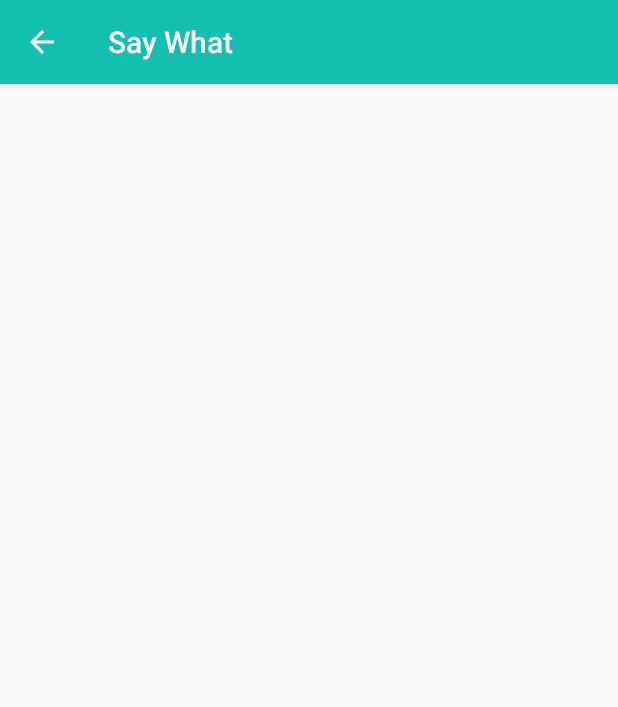
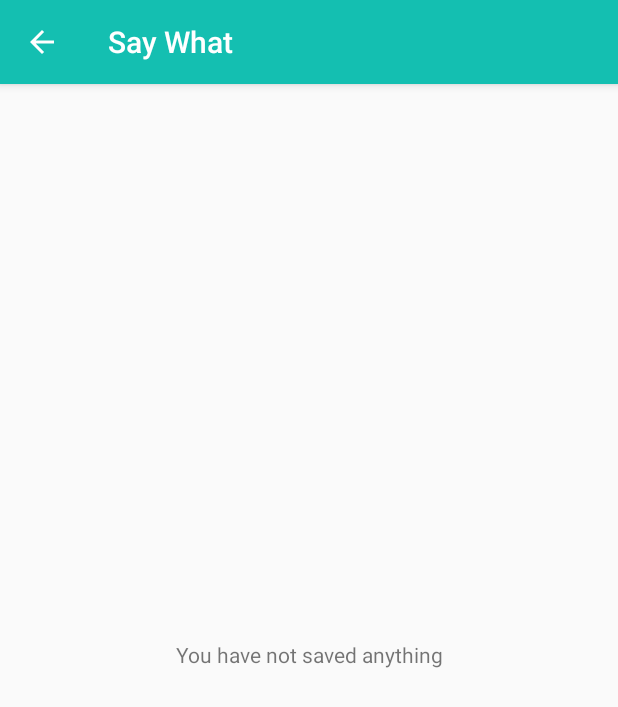
Before and after one commit to JoeM88/MVCGetAcross, an Android app: the SavedTranslationsScreen screen opened directly, with no data from a screen before it, on a phone screen of 412 x 824 dp. Shown: the top 707 px of the screen. Run offline under Robolectric (Android 15) with nearby library versions, the phone set to English and light mode, and no system bars; our stand-ins replace ButterKnife, Room's generated code.

```diff
--- a/app/src/main/AndroidManifest.xml
+++ b/app/src/main/AndroidManifest.xml
@@ -13,7 +13,8 @@
         android:supportsRtl="true"
         android:theme="@style/AppTheme">
         <activity android:name=".MainScreen.MainActivity"
-            android:parentActivityName=".MainScreen.MainActivity">
+            android:parentActivityName=".MainScreen.MainActivity"
+            android:windowSoftInputMode="stateHidden|adjustResize">
             <intent-filter>
                 <action android:name="android.intent.action.MAIN" />
 
--- a/app/src/main/java/e/josephmolina/saywhat/SavedChatsScreen/SavedTranslationsController.java
+++ b/app/src/main/java/e/josephmolina/saywhat/SavedChatsScreen/SavedTranslationsController.java
@@ -2,6 +2,7 @@ package e.josephmolina.saywhat.SavedChatsScreen;
 
 import android.speech.tts.TextToSpeech;
 import android.support.v7.widget.LinearLayoutManager;
+import android.view.View;
 
 import java.util.List;
 
@@ -27,9 +28,16 @@ public class SavedTranslationsController implements SavedTranslationsLayout.Save
 
     private void setupAdapter() {
         List<SavedTranslation> data = SayWhatDatabase.getSayWhatDatabaseInstance(activity).savedTranslationDAO().getSavedTranslations();
-        SayWhatAdapter adapter = new SayWhatAdapter(data, this);
-        savedTranslationsLayout.recyclerView.setAdapter(adapter);
-        savedTranslationsLayout.recyclerView.setLayoutManager(new LinearLayoutManager(activity));
+        if (data.size() == 0) {
+            savedTranslationsLayout.recyclerView.setVisibility(View.GONE);
+            savedTranslationsLayout.emptyRecyclerViewTextView.setVisibility(View.VISIBLE);
+        } else {
+            savedTranslationsLayout.recyclerView.setVisibility(View.VISIBLE);
+            savedTranslationsLayout.emptyRecyclerViewTextView.setVisibility(View.GONE);
+            SayWhatAdapter adapter = new SayWhatAdapter(data, this);
+            savedTranslationsLayout.recyclerView.setAdapter(adapter);
+            savedTranslationsLayout.recyclerView.setLayoutManager(new LinearLayoutManager(activity));
+        }
     }
 
     public void onSpeakClicked(String text) {
--- a/app/src/main/java/e/josephmolina/saywhat/SavedChatsScreen/SavedTranslationsLayout.java
+++ b/app/src/main/java/e/josephmolina/saywhat/SavedChatsScreen/SavedTranslationsLayout.java
@@ -2,6 +2,7 @@ package e.josephmolina.saywhat.SavedChatsScreen;
 
 import android.support.v7.widget.RecyclerView;
 import android.support.v7.widget.Toolbar;
+import android.widget.TextView;
 
 import butterknife.BindView;
 import butterknife.ButterKnife;
@@ -15,6 +16,8 @@ public class SavedTranslationsLayout {
     RecyclerView recyclerView;
     @BindView(R.id.toolbar)
     Toolbar toolbar;
+    @BindView(R.id.empty_recyclerView_TextView)
+    TextView emptyRecyclerViewTextView;
 
     public SavedTranslationsLayout(final SavedTranslationsScreen activity, SavedTranslationsScreenListener listener) {
         activity.setContentView(R.layout.activity_saved_translations_screen);
--- a/app/src/main/res/layout/activity_main.xml
+++ b/app/src/main/res/layout/activity_main.xml
@@ -23,7 +23,6 @@
         android:inputType="text"
         android:maxLines="10"
         android:scrollbars="vertical"
-        android:windowSoftInputMode="stateHidden"
         app:layout_constraintBottom_toTopOf="@+id/frameLayout"
         app:layout_constraintEnd_toEndOf="parent"
         app:layout_constraintStart_toStartOf="parent"
--- a/app/src/main/res/layout/activity_saved_translations_screen.xml
+++ b/app/src/main/res/layout/activity_saved_translations_screen.xml
@@ -11,6 +11,18 @@
         android:id="@+id/toolbar"
         layout="@layout/toolbar_with_back_button" />
 
+    <TextView
+        android:id="@+id/empty_recyclerView_TextView"
+        android:layout_width="wrap_content"
+        android:layout_height="wrap_content"
+        android:layout_marginBottom="8dp"
+        android:text="You have not saved anything"
+        android:visibility="gone"
+        app:layout_constraintBottom_toBottomOf="parent"
+        app:layout_constraintEnd_toEndOf="parent"
+        app:layout_constraintStart_toStartOf="parent"
+        app:layout_constraintTop_toBottomOf="@+id/toolbar" />
+
     <android.support.v7.widget.RecyclerView
         android:id="@+id/recyclerView"
         android:layout_width="0dp"
@@ -23,7 +35,6 @@
         app:layout_constraintEnd_toEndOf="parent"
         app:layout_constraintHorizontal_bias="0.461"
         app:layout_constraintStart_toStartOf="parent"
-        app:layout_constraintTop_toBottomOf="@+id/toolbar"
-        app:layout_constraintVertical_bias="1.0" />
+        app:layout_constraintTop_toBottomOf="@+id/toolbar" />
 
 </android.support.constraint.ConstraintLayout>
--- a/app/src/main/res/layout/card_view.xml
+++ b/app/src/main/res/layout/card_view.xml
@@ -4,7 +4,7 @@
     xmlns:tools="http://schemas.android.com/tools"
     android:id="@+id/card_view"
     android:layout_width="match_parent"
-    android:layout_height="150dp"
+    android:layout_height="120dp"
     android:layout_gravity="center"
     android:layout_margin="15dp"
     card_view:cardCornerRadius="4dp">
```
